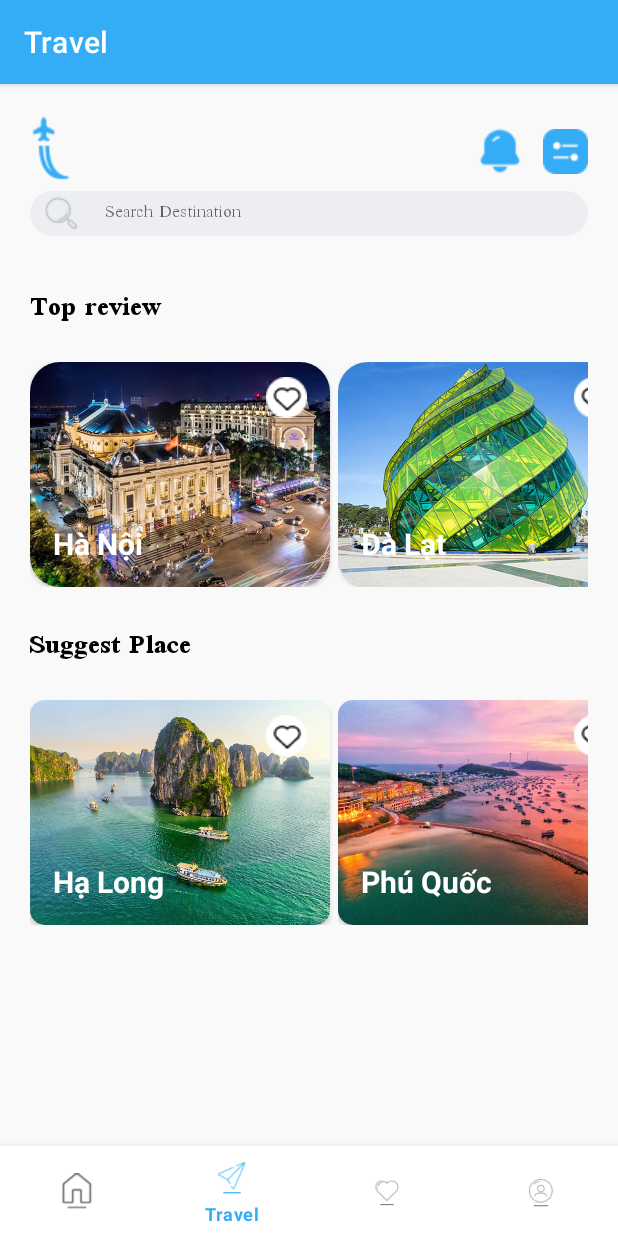
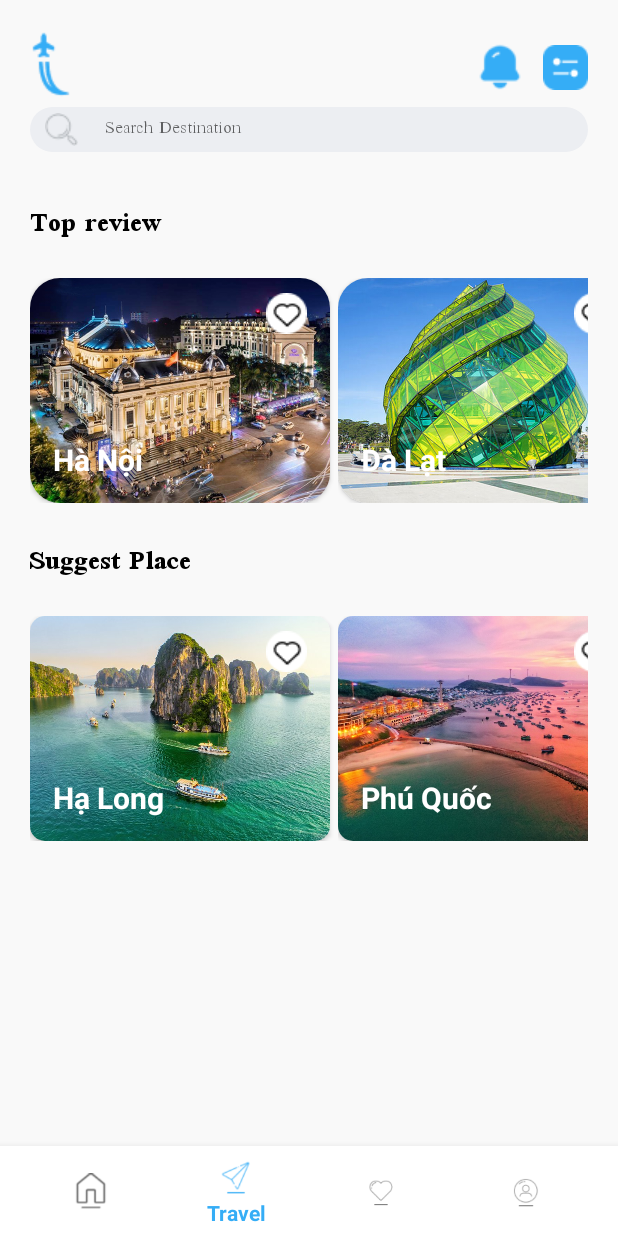
Before and after one commit to KhoaLang/Do_an_phat_trien_ung_dung, an Android app: the MainActivity screen opened directly, with no data from a screen before it, item 2 of the bottom bar chosen, on a phone screen of 412 x 824 dp. Run offline under Robolectric (Android 15) with nearby library versions, the phone set to English and light mode, and no system bars; libraries missing offline, so code that uses them is left out: me.relex.circleindicator; 2 statements that could not run were skipped.

Commit message:
xoa actionbar

```diff
--- a/ProjectLandView/app/src/main/java/com/example/landview/LauncherActivity.java
+++ b/ProjectLandView/app/src/main/java/com/example/landview/LauncherActivity.java
@@ -19,7 +19,7 @@ public class LauncherActivity extends AppCompatActivity {
         buttonLogin = findViewById(R.id.btn_Login);
 
         //đổi action bar label
-        getSupportActionBar().setTitle("Welcome to LandView.");
+//        getSupportActionBar().setTitle("Welcome to LandView.");
 
         //sự kiện button
         buttonSignup.setOnClickListener(new View.OnClickListener() {
--- a/ProjectLandView/app/src/main/java/com/example/landview/LoginActivity.java
+++ b/ProjectLandView/app/src/main/java/com/example/landview/LoginActivity.java
@@ -51,7 +51,7 @@ public class LoginActivity extends AppCompatActivity {
         editTextpassLogin.setText(sharedPreferences.getString("Password",""));
 
         //thay đổi label action bar
-        getSupportActionBar().setTitle("Login");
+//        getSupportActionBar().setTitle("Login");
 
         //sét sự kiện button
 //        btnLogin.setOnClickListener(new View.OnClickListener() {
--- a/ProjectLandView/app/src/main/java/com/example/landview/MainActivity.java
+++ b/ProjectLandView/app/src/main/java/com/example/landview/MainActivity.java
@@ -13,7 +13,7 @@ import com.google.android.material.bottomnavigation.BottomNavigationView;
 import com.google.android.material.navigation.NavigationBarView;
 
 public class MainActivity extends AppCompatActivity {
-    private ActionBar actionBar;
+//    private ActionBar actionBar;
     private BottomNavigationView bottomNavigationView;
     @Override
     protected void onCreate(Bundle savedInstanceState) {
@@ -21,10 +21,11 @@ public class MainActivity extends AppCompatActivity {
         setContentView(R.layout.activity_main);
         //ánh xạ
         bottomNavigationView = findViewById(R.id.bottomNav);
-        actionBar = getSupportActionBar();
+//        actionBar = getSupportActionBar();
         //đánh dấu mặc định
-        actionBar.setTitle("Home");
+//        actionBar.setTitle("Home");
         loadFragment(new HomeFragment());
+
         //sét sự kiện item bottom
         bottomNavigationView.setOnItemSelectedListener(new NavigationBarView.OnItemSelectedListener() {
             @Override
@@ -33,22 +34,22 @@ public class MainActivity extends AppCompatActivity {
                 switch (item.getItemId())
                 {
                     case R.id.home:
-                        actionBar.setTitle("Home");
+//                        actionBar.setTitle("Home");
                         fragment = new HomeFragment();
                         loadFragment(fragment);
                         return true;
                     case R.id.travel:
-                        actionBar.setTitle("Travel");
+//                        actionBar.setTitle("Travel");
                         fragment = new TravelFragment();
                         loadFragment(fragment);
                         return true;
                     case R.id.favorite:
-                        actionBar.setTitle("Favorite");
+//                        actionBar.setTitle("Favorite");
                         fragment = new FavoriteFragment();
                         loadFragment(fragment);
                         return true;
                     case R.id.user:
-                        actionBar.setTitle("User");
+//                        actionBar.setTitle("User");
                         fragment = new UserFragment();
                         loadFragment(fragment);
                         return true;
--- a/ProjectLandView/app/src/main/java/com/example/landview/SignUpActivity.java
+++ b/ProjectLandView/app/src/main/java/com/example/landview/SignUpActivity.java
@@ -42,7 +42,7 @@ public class SignUpActivity extends AppCompatActivity {
         mAuth = FirebaseAuth.getInstance();
 
         //thay đổi label action bar
-        getSupportActionBar().setTitle("Register");
+//        getSupportActionBar().setTitle("Register");
 
         //xử lý sự kiện
         buttonCreate.setOnClickListener(new View.OnClickListener() {
--- a/ProjectLandView/app/src/main/java/com/example/landview/SplashScreen.java
+++ b/ProjectLandView/app/src/main/java/com/example/landview/SplashScreen.java
@@ -18,8 +18,8 @@ public class SplashScreen extends AppCompatActivity {
     protected void onPostCreate( Bundle savedInstanceState) {
         super.onPostCreate(savedInstanceState);
         setContentView(R.layout.layout_splash_screen);
-        ActionBar actionBar = getSupportActionBar();
-        actionBar.hide();
+//        ActionBar actionBar = getSupportActionBar();
+//        actionBar.hide();
         ShowStartDialog();
     }
 
--- a/ProjectLandView/app/src/main/res/layout/activity_main.xml
+++ b/ProjectLandView/app/src/main/res/layout/activity_main.xml
@@ -18,5 +18,6 @@
         android:layout_alignParentBottom="true"
         app:itemIconTint="@color/color_bottom_nav"
         app:itemTextColor="@color/color_bottom_nav"
-        app:menu="@menu/menu_bottom_navi"/>
+        android:background="@color/white"
+        app:menu="@menu/menu_bottom_navi" />
 </RelativeLayout>
--- a/ProjectLandView/app/src/main/res/values/themes.xml
+++ b/ProjectLandView/app/src/main/res/values/themes.xml
@@ -1,6 +1,9 @@
 <resources xmlns:tools="http://schemas.android.com/tools">
     <!-- Base application theme. -->
-    <style name="Theme.Landview" parent="Theme.MaterialComponents.DayNight.DarkActionBar">
+    <style name="Theme.Landview" parent="Theme.AppCompat.Light.NoActionBar">
+        <item name="windowActionBar">false</item>
+        <item name="windowNoTitle">true</item>
+<!--        <item name="android:windowFullscreen">true</item>-->
         <!-- Primary brand color. -->
         <item name="colorPrimary">@color/primary_color</item>
         <item name="colorPrimaryVariant">@color/purple_700</item>
```
Also changed, not shown: ProjectLandView/app/src/main/AndroidManifest.xml (+17 -8 lines).
